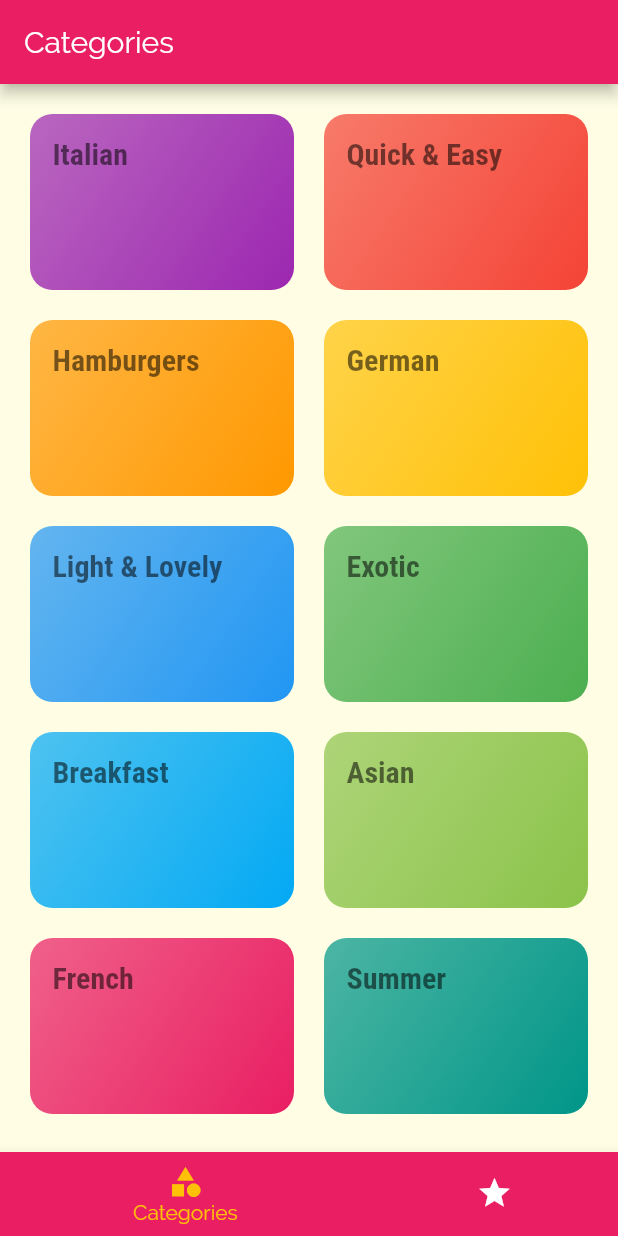
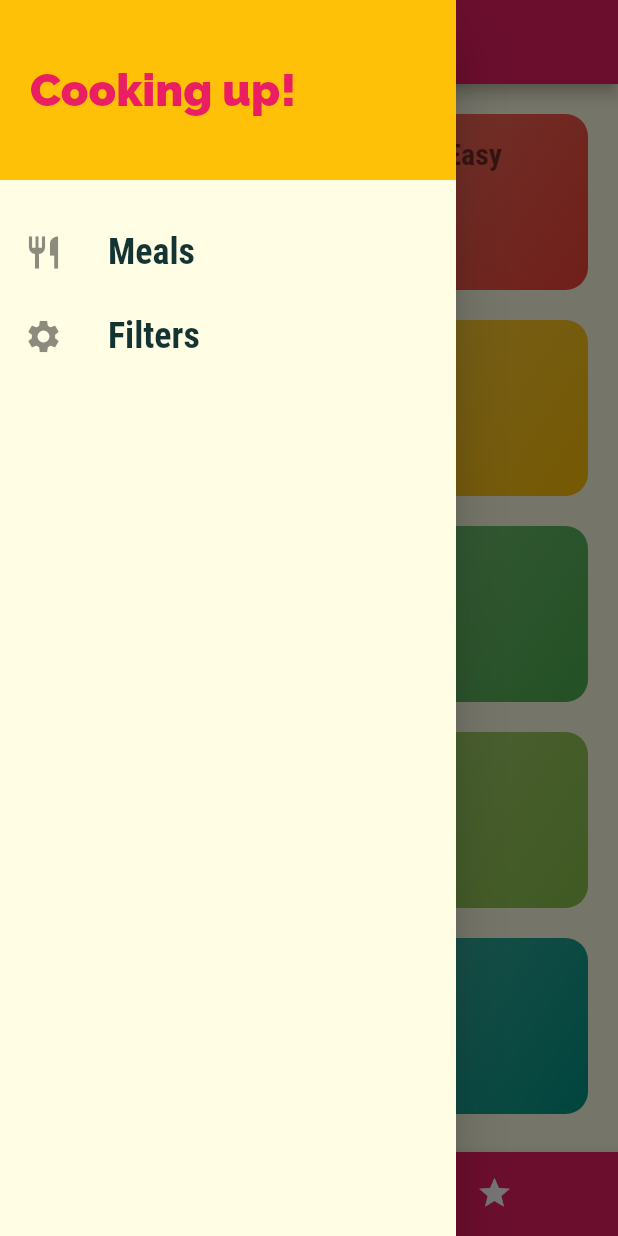
Before and after one commit to sanchit-g/Meals_App, a Flutter app: the screen it shows after launch, with the side drawer open (before the commit the screen has no drawer), on a phone screen of 412 x 824 dp. Run offline on Flutter 3.47's test engine with Material 2 defaults, Android fonts, the phone set to English and light mode, and no system bars.

Commit message:
fifth commit

```diff
--- a/lib/main.dart
+++ b/lib/main.dart
@@ -1,4 +1,5 @@
 import 'package:Meals_App/screens/category_meals_screen.dart';
+import 'package:Meals_App/screens/filters_screen.dart';
 import 'package:Meals_App/screens/meal_detail_screen.dart';
 import 'package:Meals_App/screens/tabs_screen.dart';
 import 'package:flutter/material.dart';
@@ -35,7 +36,8 @@ class MyApp extends StatelessWidget {
       home: TabsScreen(),
       routes: {
         CategoryMealsScreen.routeName: (ctx) => CategoryMealsScreen(),
-        MealDetailScreen.routeName: (ctx) => MealDetailScreen()
+        MealDetailScreen.routeName: (ctx) => MealDetailScreen(),
+        FiltersScreen.routeName: (ctx) => FiltersScreen(),
       },
     );
   }
--- a/lib/screens/favorites_screen.dart
+++ b/lib/screens/favorites_screen.dart
@@ -4,7 +4,7 @@ class FavoritesScreen extends StatelessWidget {
   @override
   Widget build(BuildContext context) {
     return Center(
-      child: Text('The Favorites'),
+      child: Text('The Favorites is Ashi'),
     );
   }
 }
--- a/lib/screens/tabs_screen.dart
+++ b/lib/screens/tabs_screen.dart
@@ -1,5 +1,6 @@
 import 'package:Meals_App/screens/categories_screen.dart';
 import 'package:Meals_App/screens/favorites_screen.dart';
+import 'package:Meals_App/widgets/main_drawer.dart';
 import 'package:flutter/material.dart';
 
 class TabsScreen extends StatefulWidget {
@@ -33,6 +34,7 @@ class _TabsScreenState extends State<TabsScreen> {
       appBar: AppBar(
         title: Text(_pages[_selectedPageIndex]['title']),
       ),
+      drawer: MainDrawer(),
       body: _pages[_selectedPageIndex]['page'],
       bottomNavigationBar: BottomNavigationBar(
         unselectedItemColor: Colors.white,
--- /dev/null
+++ b/lib/widgets/main_drawer.dart
@@ -0,0 +1,65 @@
+import 'package:Meals_App/screens/filters_screen.dart';
+import 'package:flutter/material.dart';
+
+class MainDrawer extends StatelessWidget {
+  Widget buildListTile(String title, IconData icon, Function tapHandler) {
+    return ListTile(
+      leading: Icon(
+        icon,
+        size: 26,
+      ),
+      title: Text(
+        title,
+        style: TextStyle(
+          fontFamily: 'RobotoCondensed',
+          fontSize: 24,
+          fontWeight: FontWeight.bold,
+        ),
+      ),
+      onTap: tapHandler,
+    );
+  }
+
+  @override
+  Widget build(BuildContext context) {
+    return Drawer(
+      child: Column(
+        children: [
+          Container(
+            height: 120,
+            width: double.infinity,
+            padding: EdgeInsets.all(20),
+            alignment: Alignment.centerLeft,
+            color: Theme.of(context).accentColor,
+            child: Text(
+              'Cooking up!',
+              style: TextStyle(
+                fontWeight: FontWeight.w900,
+                fontSize: 30,
+                color: Theme.of(context).primaryColor,
+              ),
+            ),
+          ),
+          SizedBox(
+            height: 20,
+          ),
+          buildListTile(
+            'Meals',
+            Icons.restaurant,
+            () {
+              Navigator.of(context).pushReplacementNamed('/');
+            },
+          ),
+          buildListTile(
+            'Filters',
+            Icons.settings,
+            () {
+              Navigator.of(context)
+                  .pushReplacementNamed(FiltersScreen.routeName);
+            },
+          ),
+        ],
+      ),
+    );
+  }
+}
```
Also changed, not shown: lib/screens/category_meals_screen.dart (+51 -20 lines), lib/screens/filters_screen.dart (added, +83 -0 lines), lib/screens/meal_detail_screen.dart (+8 -0 lines), lib/widgets/meal_item.dart (+8 -2 lines).
